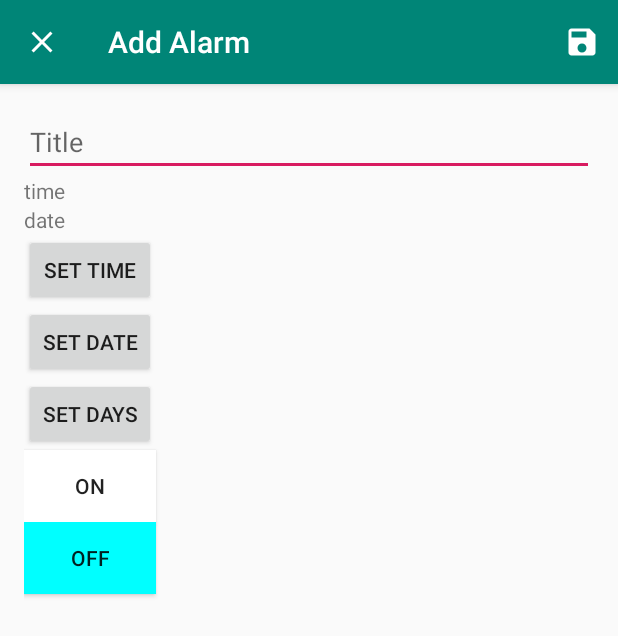
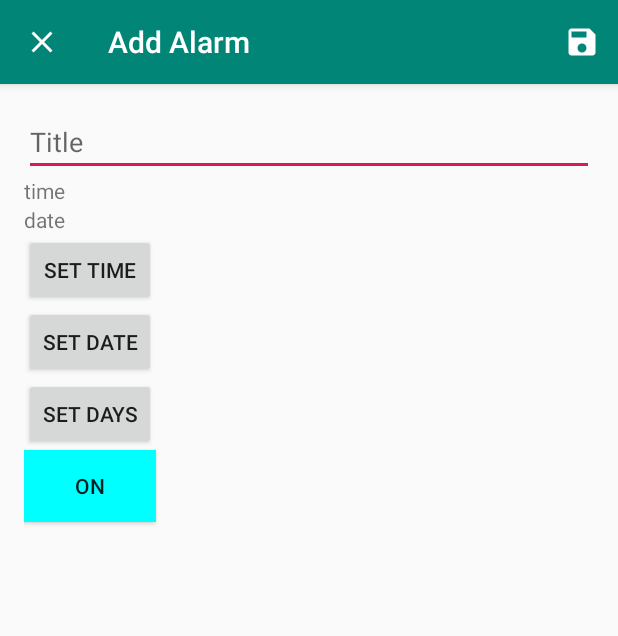
Before and after one commit to Stirk91/Android-Alarm-Clock-App, an Android app: the AddEditAlarmActivity screen opened directly, with no data from a screen before it, after a tap on "OFF", on a phone screen of 412 x 824 dp. Shown: the top 636 px of the screen. Run offline under Robolectric (Android 15) with nearby library versions, the phone set to English and light mode, and no system bars; 3 other taps on this screen came first.

Commit message:
Pending intent fires one minute early Put Extra to carry alarm name to notification

```diff
--- a/app/src/main/java/com/example/lindenstirk/customalarmmanagerv6/AddEditAlarmActivity.java
+++ b/app/src/main/java/com/example/lindenstirk/customalarmmanagerv6/AddEditAlarmActivity.java
@@ -23,11 +23,13 @@ import android.view.MenuInflater;
 import android.view.MenuItem;
 import android.view.View;
 import android.widget.Button;
+import android.widget.CompoundButton;
 import android.widget.DatePicker;
 import android.widget.EditText;
 import android.widget.TextView;
 import android.widget.TimePicker;
 import android.widget.Toast;
+import android.widget.ToggleButton;
 
 import java.text.DateFormat;
 import java.util.Calendar;
@@ -45,13 +47,25 @@ public class AddEditAlarmActivity extends AppCompatActivity implements TimePicke
     public static final String EXTRA_DATE =
             "com.example.lindenstirk.customalarmmanagerv6.EXTRA_DATE";
 
+    public static final String EXTRA_STATE =
+            "com.example.lindenstirk.customalarmmanagerv6.EXTRA_STATE";
+
+    public static final String EXTRA_WIG =
+            "com.example.lindenstirk.customalarmmanagerv6.EXTRA_WIG";
+
 
     private EditText editTextTitle;
     private TextView textViewTime;
     private TextView textViewDate;
+    private int alarmStatus;
+
+    public int id = -1;
+    public String title = "";
+    public static int ALARM_WARNING = 60000; // time in milliseconds (60 seconds)
+
 
     private Calendar calendar = Calendar.getInstance();
-
+    private ToggleButton toggleStatus;
 
 
     @Override
@@ -63,23 +77,52 @@ public class AddEditAlarmActivity extends AppCompatActivity implements TimePicke
         textViewTime = findViewById(R.id.text_view_time);
         textViewDate = findViewById(R.id.text_view_date);
 
+        toggleStatus = findViewById(R.id.toggle_status);
+
 
 
         getSupportActionBar().setHomeAsUpIndicator((R.drawable.ic_close));
 
         Intent intent = getIntent();
 
-        // if there's no EXTRA ID then it's the first time, thus you're adding an alarm
+        // if there's an EXTRA ID then it's not the first time, thus you're editing an alarm
         if (intent.hasExtra(EXTRA_ID)) {
             setTitle("Edit Alarm");
             editTextTitle.setText(intent.getStringExtra(EXTRA_TITLE));
             textViewTime.setText(intent.getStringExtra(EXTRA_TIME));
             textViewDate.setText(intent.getStringExtra(EXTRA_DATE));
+
+
+            alarmStatus = intent.getIntExtra(EXTRA_STATE, alarmStatus);
+            Toast.makeText(this, "Alarm Status " + alarmStatus, Toast.LENGTH_SHORT).show();
+
         }
         else {
             setTitle("Add Alarm");
         }
 
+/*
+
+        // Check alarm status for toggle button
+
+        if (alarmStatus == 0) {
+            alarmOff();
+           // Toast.makeText(this, "Alarm is off", Toast.LENGTH_SHORT).show();
+
+        }
+
+        else if (alarmStatus == 1){
+            alarmOn();
+           // Toast.makeText(this, "Alarm is on", Toast.LENGTH_SHORT).show();
+
+        }
+
+        // Alarm not off or on
+        else {
+            alarmOff();
+           // Toast.makeText(this, "Alarm is NOT on or off", Toast.LENGTH_SHORT).show();
+        }
+*/
 
 
 
@@ -112,39 +155,61 @@ public class AddEditAlarmActivity extends AppCompatActivity implements TimePicke
 
 
 
-        // Alarm On / Off
-        final Button alarmOn = findViewById(R.id.alarm_on);
-        final Button alarmOff = findViewById(R.id.alarm_off);
-
-        // Alarm On
-        alarmOn.setOnClickListener(new View.OnClickListener() {
+        // Toggle switch for alarm status
+        toggleStatus.setOnClickListener(new View.OnClickListener() {
             @Override
             public void onClick(View v) {
-              alarmOn.setBackgroundColor(Color.CYAN);
-              alarmOff.setBackgroundColor(Color.WHITE);
-              startAlarm(calendar);
+                if (toggleStatus.isChecked()) {
+                    alarmOn();
+                }
+                else {
+                    alarmOff();
+                }
             }
         });
 
-        // Alarm Off
-        alarmOff.setOnClickListener(new View.OnClickListener() {
-            @Override
-            public void onClick(View v) {
-                alarmOn.setBackgroundColor(Color.WHITE);
-                alarmOff.setBackgroundColor(Color.CYAN);
-                cancelAlarm();
-            }
-        });
 
+
+
+
+
+
+    }
+
+
+    // Alarm On / Off methods
+
+    public void alarmOn() {
+        alarmStatus = 1;
+        Toast.makeText(this, "alarmOn", Toast.LENGTH_SHORT).show();
+        toggleStatus.setBackgroundColor(Color.CYAN);
+        toggleStatus.setTextOn("On");
+        startAlarm(calendar);
+    }
+
+    public void alarmOff() {
+        alarmStatus = 0;
+        Toast.makeText(this, "alarmOff", Toast.LENGTH_SHORT).show();
+        toggleStatus.setBackgroundColor(Color.RED);
+        toggleStatus.setTextOff("Off");
+        cancelAlarm();
     }
 
 
 
 
+
+
+
+
+
+
     private void saveAlarm() {
-        String title = editTextTitle.getText().toString();
+        title = editTextTitle.getText().toString();
         String time = textViewTime.getText().toString();
         String date = textViewDate.getText().toString();
+        int state = alarmStatus;
+
 
         if (title.trim().isEmpty() || time.trim().isEmpty() || date.trim().isEmpty()) {
             Toast.makeText(this, "Insert a title, time, and date", Toast.LENGTH_SHORT).show();
@@ -155,8 +220,10 @@ public class AddEditAlarmActivity extends AppCompatActivity implements TimePicke
         data.putExtra(EXTRA_TITLE, title);
         data.putExtra(EXTRA_TIME, time);
         data.putExtra(EXTRA_DATE, date);
+        data.putExtra(EXTRA_STATE, state);
 
-        int id = getIntent().getIntExtra(EXTRA_ID, -1);
+
+        id = getIntent().getIntExtra(EXTRA_ID, -1);
 
         // only updates id if not -1
         if (id != -1) {
@@ -226,20 +293,29 @@ public class AddEditAlarmActivity extends AppCompatActivity implements TimePicke
     @TargetApi(Build.VERSION_CODES.KITKAT)
     private void startAlarm(Calendar calendar){
 
+        title = editTextTitle.getText().toString();
+
         // each pending intent needs a unique request id
         // which is the id of the alarm in the database
-        int id = getIntent().getIntExtra(EXTRA_ID, -1);
+       // int id = getIntent().getIntExtra(EXTRA_ID, -1);
+
+
 
         AlarmManager alarmManager = (AlarmManager) getSystemService(Context.ALARM_SERVICE);
         Intent intent = new Intent(this, AlarmReceiver.class);
-        PendingIntent pendingIntent = PendingIntent.getBroadcast(this, 1, intent, 0);
+
+        // Extra string into intent for alarm title
+        intent.putExtra("alarm_title", title);
+
+        PendingIntent pendingIntent = PendingIntent.getBroadcast(this, id, intent, 0);
 
         if (calendar.before(Calendar.getInstance())) {
             calendar.add(Calendar.DATE, 1); // if time has already passed
         }
 
         // sends intent to alarm manager
-        alarmManager.setExact(AlarmManager.RTC_WAKEUP, calendar.getTimeInMillis(), pendingIntent);
+         alarmManager.setRepeating(AlarmManager.RTC_WAKEUP, calendar.getTimeInMillis() - ALARM_WARNING, 60000, pendingIntent);
+        // alarmManager.setExact(AlarmManager.RTC_WAKEUP, calendar.getTimeInMillis() - ALARM_WARNING, pendingIntent);
 
 
     }
@@ -247,7 +323,7 @@ public class AddEditAlarmActivity extends AppCompatActivity implements TimePicke
     private void cancelAlarm() {
         AlarmManager alarmManager = (AlarmManager) getSystemService(Context.ALARM_SERVICE);
         Intent intent = new Intent(this, AlarmReceiver.class);
-        PendingIntent pendingIntent = PendingIntent.getBroadcast(this, 1, intent, 0);
+        PendingIntent pendingIntent = PendingIntent.getBroadcast(this, id, intent, 0);
 
         alarmManager.cancel(pendingIntent);
 
--- a/app/src/main/java/com/example/lindenstirk/customalarmmanagerv6/AlarmDatabase.java
+++ b/app/src/main/java/com/example/lindenstirk/customalarmmanagerv6/AlarmDatabase.java
@@ -43,9 +43,7 @@ public abstract class AlarmDatabase extends RoomDatabase {
 
         @Override
         protected Void doInBackground(Void... voids) {
-            alarmDao.insert(new Alarm("Alarm 1", "09:00", "12/31/2018"));
-            alarmDao.insert(new Alarm("Alarm 2", "09:00", "12/31/2018"));
-            alarmDao.insert(new Alarm("Alarm 3", "09:00", "12/31/2018"));
+            alarmDao.insert(new Alarm("Default Alarm", "09:00", "12/31/2018"));
             return null;
         }
     }
--- a/app/src/main/java/com/example/lindenstirk/customalarmmanagerv6/RingtoneService.java
+++ b/app/src/main/java/com/example/lindenstirk/customalarmmanagerv6/RingtoneService.java
@@ -8,6 +8,7 @@ import android.app.Service;
 import android.content.Intent;
 import android.media.MediaPlayer;
 import android.os.IBinder;
+import android.os.SystemClock;
 import android.support.annotation.Nullable;
 import android.support.v4.app.NotificationCompat;
 import android.util.Log;
@@ -30,9 +31,10 @@ public class RingtoneService extends Service {
         public int onStartCommand(Intent intent, int flags, int startId) {
             //Log.i("LocalService", "Received start id " + startId + ": " + intent);
 
+
             // creates instance of media player and starts the ringtone
             ringtone = MediaPlayer.create(this, R.raw.alarm_default);
-            ringtone.setLooping(true); // repeats forever
+            ringtone.setLooping(false); // repeats forever
             ringtone.start();
 
 
--- a/app/src/main/res/layout/activity_add_alarm.xml
+++ b/app/src/main/res/layout/activity_add_alarm.xml
@@ -48,19 +48,12 @@
         android:layout_height="wrap_content"
         android:text="Set Days" />
 
-    <Button
-        android:id="@+id/alarm_on"
+    <ToggleButton
+        android:id="@+id/toggle_status"
         android:layout_width="wrap_content"
         android:layout_height="wrap_content"
-        android:background="@android:color/holo_blue_bright"
-        android:text="On" />
-
-    <Button
-        android:id="@+id/alarm_off"
-        android:layout_width="wrap_content"
-        android:layout_height="wrap_content"
-        android:background="@android:color/white"
-        android:text="Off" />
+        android:textOn="On"
+        android:textOff="Off" />
 
 
 </LinearLayout>
```
Also changed, not shown: app/src/main/java/com/example/lindenstirk/customalarmmanagerv6/Alarm.java (+7 -0 lines), app/src/main/java/com/example/lindenstirk/customalarmmanagerv6/AlarmReceiver.java (+17 -5 lines).
